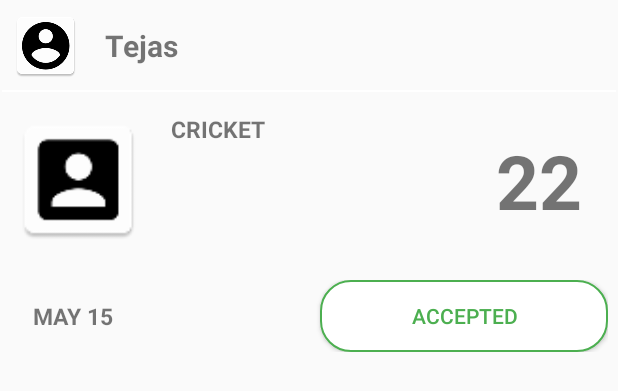
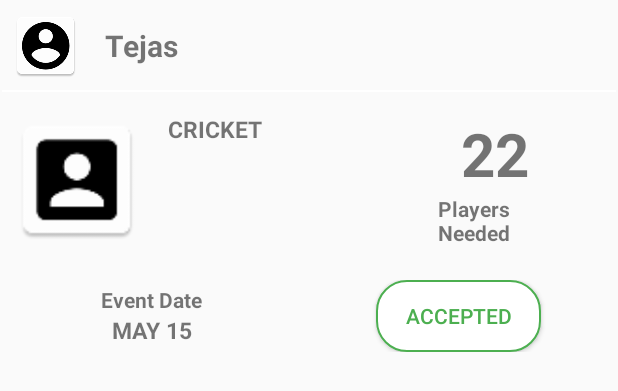
Before and after one commit to yashkpatel/teamspotter, an Android app: the layout pendinglayout.xml on its own in the app's theme, with its tools: preview values and no code run, on a phone screen of 412 x 824 dp. Shown: the top 391 px of the screen. Run offline under Robolectric (Android 15) with nearby library versions, the phone set to English and light mode, and no system bars.

Commit message:
"event date" and "players needed" added in the pendinglayout..

```diff
--- a/app/src/main/res/layout/layout_listview.xml
+++ b/app/src/main/res/layout/layout_listview.xml
@@ -142,6 +142,7 @@
                 android:layout_height="wrap_content"
                 android:id="@+id/tv_time"
                 android:text="Event Date"
+                android:gravity="center"
                 android:textStyle="bold"/>
 
             <TextView
@@ -153,8 +154,8 @@
                 android:layout_below="@+id/tv_time"
                 android:layout_height="wrap_content"
                 android:layout_width="100dp"
-                android:gravity="top"
-                android:layout_gravity="center"
+                android:gravity="center"
+
 
                 />
         </RelativeLayout>
--- a/app/src/main/res/layout/pendinglayout.xml
+++ b/app/src/main/res/layout/pendinglayout.xml
@@ -65,8 +65,8 @@
         <ImageView
             android:id="@+id/sportimg2"
             android:layout_height="90dp"
-            android:layout_width="0dp"
-            android:layout_weight="2"
+            android:layout_width="90dp"
+
             android:src="@mipmap/ic_img_icon"
             />
         <TextView
@@ -76,24 +76,37 @@
             android:textStyle="bold"
             android:textAllCaps="true"
             android:layout_height="match_parent"
-            android:layout_width="0dp"
-            android:layout_weight="4"
+            android:layout_width="180dp"
+
             android:gravity="top"
             android:layout_marginLeft="15dp"
 
             />
+
+        <RelativeLayout
+            android:layout_width="80dp"
+            android:layout_height="90dp"
+            android:layout_marginRight="10dp">
         <TextView
             android:id="@+id/need"
             android:text="22"
-            android:textSize="50dp"
+            android:textSize="40dp"
             android:textStyle="bold"
             android:textAllCaps="true"
-            android:layout_height="match_parent"
-            android:layout_width="0dp"
-            android:layout_weight="2"
+            android:layout_height="wrap_content"
+            android:layout_width="wrap_content"
             android:gravity="center"
             android:layout_marginLeft="15dp"
             />
+
+            <TextView
+                android:layout_width="wrap_content"
+                android:layout_height="wrap_content"
+                android:text="Players Needed"
+                android:textStyle="bold"
+                android:layout_below="@id/need"/>
+
+        </RelativeLayout>
 
     </LinearLayout>
     <LinearLayout
@@ -106,9 +119,21 @@
         android:layout_margin="5dp"
         android:paddingBottom="15dp"
         android:paddingTop="5dp"
+        android:gravity="center"
         android:weightSum="4"
         >
 
+        <RelativeLayout
+            android:layout_width="200dp"
+            android:layout_height="wrap_content">
+
+            <TextView
+                android:layout_width="100dp"
+                android:layout_height="wrap_content"
+                android:id="@+id/tv_eventdate"
+                android:text="Event Date"
+                android:textStyle="bold"
+                android:gravity="center"/>
         <TextView
 
             android:text="MAY 15"
@@ -117,21 +142,21 @@
             android:textAllCaps="true"
             android:id="@+id/time"
             android:layout_height="wrap_content"
-            android:layout_width="0dp"
-            android:gravity="top"
-            android:layout_gravity="center"
-            android:layout_weight="2"
-            android:layout_marginLeft="15dp"
+            android:layout_width="100dp"
+            android:gravity="center"
+            android:layout_below="@+id/tv_eventdate"
+            />
 
-            />
+
+        </RelativeLayout>
         <Button
             android:id="@+id/accept"
             android:background="@drawable/btnshape"
-            android:layout_width="0dp"
+            android:layout_width="110dp"
             android:layout_height="wrap_content"
             android:text="ACCEPTED"
             android:layout_gravity="right"
-            android:layout_weight="2"
+
             android:textColor="#4CAF50"
             />
 
```
